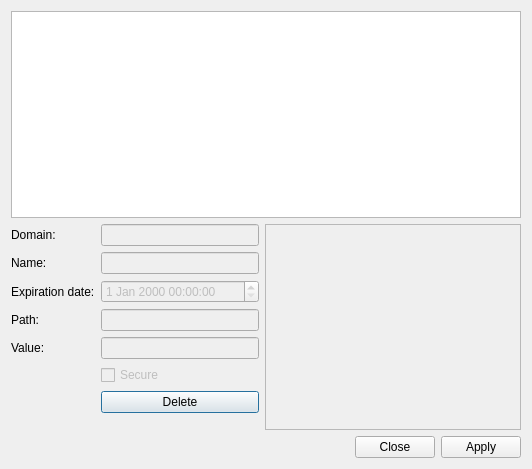
Before: the Qt Designer form src/plugins/poshuku/cookieseditdialog.ui in 0xd34df00d/leechcraft, drawn with Qt 5.
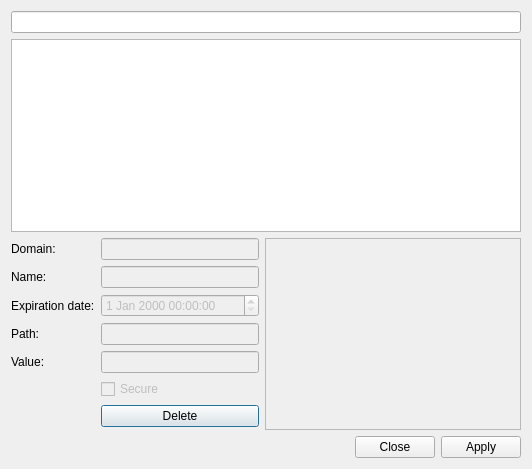
After: the same form once the commit is applied. Icons and pictures are not drawn.

Commit message: + Poshuku: Search line for cookies edit dialog.

```diff
--- a/src/plugins/poshuku/cookieseditdialog.ui
+++ b/src/plugins/poshuku/cookieseditdialog.ui
@@ -18,6 +18,9 @@
     <normaloff>:/resources/images/poshuku.png</normaloff>:/resources/images/poshuku.png</iconset>
   </property>
   <layout class="QVBoxLayout" name="verticalLayout_2">
+   <item>
+    <widget class="QLineEdit" name="FilterLine_"/>
+   </item>
    <item>
     <widget class="QTreeView" name="CookiesView_"/>
    </item>
```
The commit also changes 5 other files.
